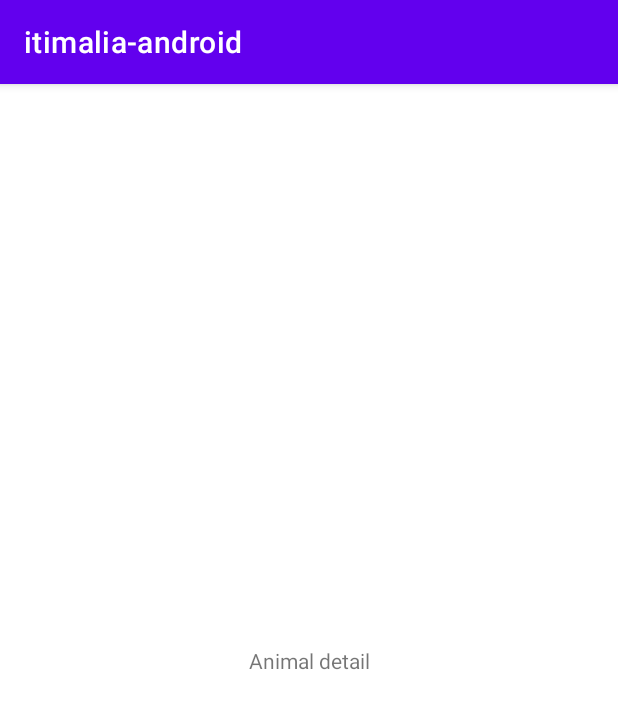
After one commit to demisgomes/itimalia-android, an Android app: the AnimalDetailActivity screen opened directly, with no data from a screen before it, on a phone screen of 412 x 824 dp. The commit adds this screen. Shown: the top 709 px of the screen. Run offline under Robolectric (Android 15) with nearby library versions, the phone set to English and light mode, and no system bars.

Commit message:
add detail animal activity

```diff
--- /dev/null
+++ b/app/src/main/java/com/demisgomes/itimalia_android/activity/AnimalDetailActivity.kt
@@ -0,0 +1,20 @@
+package com.demisgomes.itimalia_android.activity
+
+import androidx.appcompat.app.AppCompatActivity
+import android.os.Bundle
+import android.widget.TextView
+import com.demisgomes.itimalia_android.R
+
+class AnimalDetailActivity : AppCompatActivity() {
+    override fun onCreate(savedInstanceState: Bundle?) {
+        super.onCreate(savedInstanceState)
+        setContentView(R.layout.activity_animal_detail)
+
+        val textView : TextView = findViewById(R.id.textView)
+
+        if (intent.hasExtra("name")){
+            val name = intent.extras?.get("name") as String
+            textView.text = name
+        }
+    }
+}
--- a/app/src/main/java/com/demisgomes/itimalia_android/activity/MainActivity.kt
+++ b/app/src/main/java/com/demisgomes/itimalia_android/activity/MainActivity.kt
@@ -1,5 +1,6 @@
 package com.demisgomes.itimalia_android.activity
 
+import android.content.Intent
 import androidx.appcompat.app.AppCompatActivity
 import android.os.Bundle
 import android.util.Log
@@ -26,7 +27,9 @@ class MainActivity : AppCompatActivity() {
 
         viewModel.responseViewModel.observe(this){
             val animalsAdapter = it.response?.let { it1 -> AnimalsAdapter(it1) { animalName ->
-                    Toast.makeText(this, animalName, Toast.LENGTH_SHORT).show()
+                    val intent = Intent(this, AnimalDetailActivity::class.java)
+                    intent.putExtra("name", animalName)
+                    startActivity(intent)
                 }
             }
             recyclerView.adapter = animalsAdapter
--- a/app/src/main/java/com/demisgomes/itimalia_android/viewmodel/MainViewModel.kt
+++ b/app/src/main/java/com/demisgomes/itimalia_android/viewmodel/MainViewModel.kt
@@ -13,16 +13,13 @@ import kotlinx.coroutines.withContext
 class MainViewModel(private val repository: Repository) : ViewModel() {
 
     private val _responseViewModel = MutableLiveData<ResponseViewModel<List<Animal>>>()
-    val responseViewModel : LiveData<ResponseViewModel<List<Animal>>> = _responseViewModel
+    val responseViewModel: LiveData<ResponseViewModel<List<Animal>>> = _responseViewModel
 
     init {
         viewModelScope.launch {
-            //withContext(Dispatchers.IO){
             repository.getAnimalsList(object : RepositoryCallback<List<Animal>> {
                 override fun success(t: List<Animal>) {
-                        //withContext(Dispatchers.Main){
                     _responseViewModel.value = ResponseViewModel(t)
-                        //}
                 }
 
                 override fun failure(message: String) {
@@ -30,7 +27,6 @@ class MainViewModel(private val repository: Repository) : ViewModel() {
                 }
 
             })
-            //}
         }
     }
 }
--- /dev/null
+++ b/app/src/main/res/layout/activity_animal_detail.xml
@@ -0,0 +1,22 @@
+<?xml version="1.0" encoding="utf-8"?>
+<androidx.constraintlayout.widget.ConstraintLayout xmlns:android="http://schemas.android.com/apk/res/android"
+    xmlns:app="http://schemas.android.com/apk/res-auto"
+    xmlns:tools="http://schemas.android.com/tools"
+    android:layout_width="match_parent"
+    android:layout_height="match_parent"
+    tools:context=".activity.AnimalDetailActivity">
+
+    <TextView
+        android:id="@+id/textView"
+        android:layout_width="wrap_content"
+        android:layout_height="wrap_content"
+        android:layout_marginStart="8dp"
+        android:layout_marginTop="8dp"
+        android:layout_marginEnd="8dp"
+        android:layout_marginBottom="8dp"
+        android:text="Animal detail"
+        app:layout_constraintBottom_toBottomOf="parent"
+        app:layout_constraintEnd_toEndOf="parent"
+        app:layout_constraintStart_toStartOf="parent"
+        app:layout_constraintTop_toTopOf="parent" />
+</androidx.constraintlayout.widget.ConstraintLayout>
--- a/build.gradle
+++ b/build.gradle
@@ -6,7 +6,7 @@ buildscript {
     }
     dependencies {
         classpath "com.android.tools.build:gradle:7.0.3"
-        classpath "org.jetbrains.kotlin:kotlin-gradle-plugin:1.5.20"
+        classpath 'org.jetbrains.kotlin:kotlin-gradle-plugin:1.5.31'
 
         // NOTE: Do not place your application dependencies here; they belong
         // in the individual module build.gradle files
```
Also changed, not shown: app/src/main/AndroidManifest.xml (+5 -2 lines). Lines whose indentation alone changed are shown as unchanged.
